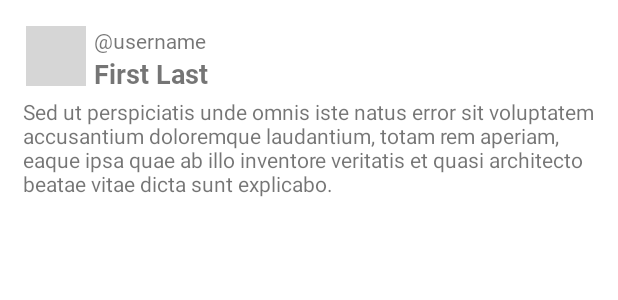
After one commit to CodePathUnbeaned/Unbeaned, an Android app: the layout comment_item.xml on its own in the app's theme, with its tools: preview values and no code run, on a phone screen of 412 x 824 dp. The commit adds this screen. Shown: the top 300 px of the screen. Run offline under Robolectric (Android 15) with nearby library versions, the phone set to English and light mode, and no system bars; grey boxes are pictures that could not be loaded.

Commit message:
adding detail activity for individual reviews

```diff
--- a/app/src/main/java/com/unbeaned/app/ParseApplication.java
+++ b/app/src/main/java/com/unbeaned/app/ParseApplication.java
@@ -4,6 +4,7 @@ import android.app.Application;
 import com.parse.Parse;
 import com.parse.ParseObject;
 import com.parse.ParseUser;
+import com.unbeaned.app.models.Comment;
 import com.unbeaned.app.models.Images;
 import com.unbeaned.app.models.Review;
 import com.unbeaned.app.models.User;
@@ -21,5 +22,6 @@ public class ParseApplication extends Application {
         ParseUser.registerSubclass(User.class);
         ParseObject.registerSubclass(Review.class);
         ParseObject.registerSubclass(Images.class);
+        ParseObject.registerSubclass(Comment.class);
     }
 }
--- a/app/src/main/java/com/unbeaned/app/navigation/DetailsActivity.java
+++ b/app/src/main/java/com/unbeaned/app/navigation/DetailsActivity.java
@@ -52,6 +52,7 @@ public class DetailsActivity extends AppCompatActivity {
 
 
 
+
     @Override
     protected void onCreate(Bundle savedInstanceState) {
         super.onCreate(savedInstanceState);
@@ -71,6 +72,7 @@ public class DetailsActivity extends AppCompatActivity {
         rvReviews.setAdapter(adapter);
         rvReviews.setLayoutManager(new LinearLayoutManager(this));
         queryReviews();
+
         btnCompose.setOnClickListener(new View.OnClickListener() {
             @Override
             public void onClick(View v) {
@@ -79,6 +81,8 @@ public class DetailsActivity extends AppCompatActivity {
         });
 
     }
+
+
 
     private void queryReviews() {
         ParseQuery<Review> query = ParseQuery.getQuery(Review.class);
--- a/app/src/main/res/layout/activity_login.xml
+++ b/app/src/main/res/layout/activity_login.xml
@@ -42,7 +42,7 @@
                     android:layout_marginTop="30dp">
 
                     <com.google.android.material.textfield.TextInputEditText
-                        android:id="@+id/etEmailLogin"
+                        android:id="@+id/etUsernameLogin"
                         android:layout_width="300dp"
                         android:layout_height="wrap_content"
                         android:fontFamily="@font/roboto_medium"
--- /dev/null
+++ b/app/src/main/res/layout/comment_item.xml
@@ -0,0 +1,66 @@
+<?xml version="1.0" encoding="utf-8"?>
+<layout
+    xmlns:android="http://schemas.android.com/apk/res/android"
+    xmlns:app="http://schemas.android.com/apk/res-auto"
+    xmlns:tools="http://schemas.android.com/tools">
+
+    <data>
+        <variable name="comment" type="com.unbeaned.app.models.Comment" />
+        <variable name="user" type="com.unbeaned.app.models.User" />
+    </data>
+
+    <RelativeLayout
+        android:id="@+id/commentItemLinearContainer"
+        android:layout_width="match_parent"
+        android:layout_height="wrap_content"
+        android:orientation="vertical"
+        android:padding="15dp">
+
+        <ImageView
+            android:id="@+id/ivProfileImage"
+            android:layout_width="40dp"
+            android:layout_height="40dp"
+            android:layout_alignParentStart="true"
+            android:layout_alignParentTop="true"
+            android:layout_marginStart="2dp"
+            android:layout_marginTop="2dp"
+            android:scaleType="centerCrop"
+            app:imageFile="@{comment.user.getParseFile(user.KEY_PHOTO)}"
+            tools:srcCompat="@tools:sample/avatars" />
+
+        <TextView
+            android:id="@+id/tvUsername"
+            android:layout_width="wrap_content"
+            android:layout_height="wrap_content"
+            android:layout_alignParentTop="true"
+            android:layout_marginStart="5dp"
+            android:layout_marginTop="2dp"
+            android:layout_toEndOf="@+id/ivProfileImage"
+            android:fontFamily="@font/roboto"
+            android:text="@{comment.user.username}"
+            tools:text="\@username" />
+
+        <TextView
+            android:id="@+id/tvName"
+            android:layout_width="wrap_content"
+            android:layout_height="wrap_content"
+            android:layout_below="@+id/tvUsername"
+            android:layout_marginStart="5dp"
+            android:layout_marginTop="0dp"
+            android:layout_toEndOf="@+id/ivProfileImage"
+            android:fontFamily="@font/roboto_bold"
+            android:text="@{comment.user.getString(user.KEY_NAME)}"
+            android:textSize="18sp"
+            tools:text="First Last" />
+
+        <TextView
+            android:id="@+id/tvComment"
+            android:layout_width="wrap_content"
+            android:layout_height="wrap_content"
+            android:layout_below="@+id/tvName"
+            android:layout_marginTop="3dp"
+            android:text="@{comment.comment}"
+            tools:text="Sed ut perspiciatis unde omnis iste natus error sit voluptatem accusantium doloremque laudantium, totam rem aperiam, eaque ipsa quae ab illo inventore veritatis et quasi architecto beatae vitae dicta sunt explicabo. " />
+
+    </RelativeLayout>
+</layout>
--- a/app/src/main/res/layout/review_item.xml
+++ b/app/src/main/res/layout/review_item.xml
@@ -84,7 +84,7 @@
             android:layout_below="@+id/ivProfileImage"
             android:layout_marginTop="10dp"
             android:fontFamily="@font/montserrat_bold"
-            android:text="@{place.name}"
+            android:text="@{review.placeName}"
             android:textSize="18sp"
             tools:text="Place Name" />
 
--- a/app/src/main/res/values/strings.xml
+++ b/app/src/main/res/values/strings.xml
@@ -4,4 +4,5 @@
     <string name="login_username_hint">Username</string>
     <string name="login_password_hint">Password</string>
     <string name="search_hint">Search</string>
+    <string name="before_username"> \@</string>
 </resources>
```
Also changed, not shown: app/src/main/AndroidManifest.xml (+5 -2 lines), app/src/main/java/com/unbeaned/app/adapters/CommentFeedAdapter.java (added, +89 -0 lines), app/src/main/java/com/unbeaned/app/adapters/ReviewFeedAdapter.java (+13 -2 lines), app/src/main/java/com/unbeaned/app/models/Comment.java (added, +33 -0 lines), app/src/main/java/com/unbeaned/app/models/Images.java (+4 -4 lines), app/src/main/java/com/unbeaned/app/models/Review.java (+9 -0 lines), app/src/main/java/com/unbeaned/app/navigation/ReviewDetailsActivity.java (added, +144 -0 lines), app/src/main/java/com/unbeaned/app/staticActivity/LoginActivity.java (+14 -41 lines), app/src/main/res/layout/activity_review_details.xml (added, +152 -0 lines).
